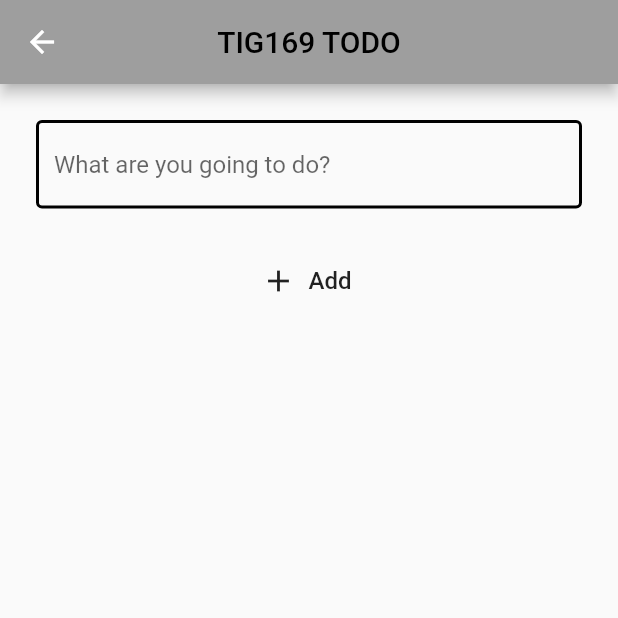
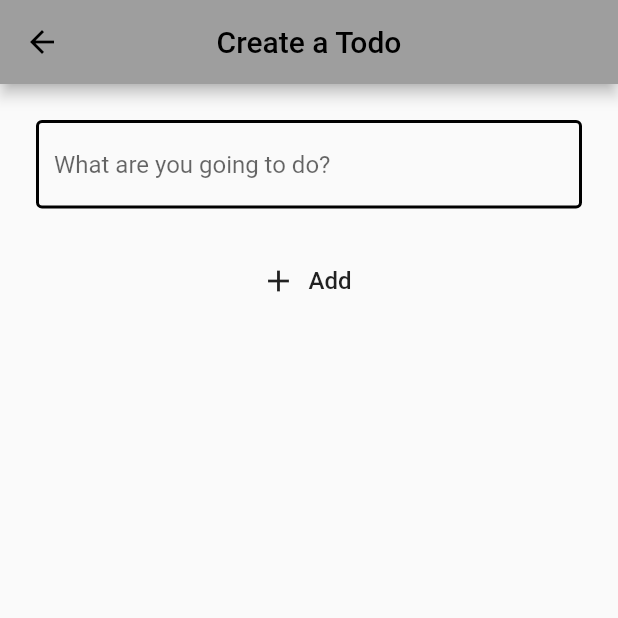
Before and after one commit to gu-tig169/gusenole, a Flutter app: the screen it shows after launch, after a tap on the "add" icon, on a phone screen of 412 x 824 dp, the top half of it. Run offline on Flutter 3.47's test engine with Material 2 defaults, Android fonts, the phone set to English and light mode, and no system bars.

Commit message:
klar med steg 2

```diff
--- /dev/null
+++ b/lib/EditTodoView.dart
@@ -0,0 +1,85 @@
+import 'package:flutter/material.dart';
+
+import 'model.dart';
+
+class EditTodoView extends StatefulWidget {
+  final Todo todo;
+
+  EditTodoView(this.todo);
+
+  @override
+  State<StatefulWidget> createState() {
+    return EditTodoViewState(todo);
+  }
+}
+
+class EditTodoViewState extends State<EditTodoView> {
+  String todoText;
+
+  TextEditingController textEditingController;
+
+  EditTodoViewState(Todo todo) {
+    this.todoText = todo.todoText;
+
+    textEditingController = TextEditingController(text: todo.todoText);
+
+    textEditingController.addListener(() {
+      setState(() {
+        todoText = textEditingController.text;
+      });
+    });
+  }
+
+  Widget build(BuildContext context) {
+    return Scaffold(
+      appBar: AppBar(
+        backgroundColor: Colors.grey,
+        centerTitle: true,
+        title: Text(
+          "Create a Todo",
+          style: TextStyle(color: Colors.black),
+        ),
+      ),
+      body: SingleChildScrollView(
+        child: Column(
+          children: [
+            textField(),
+            saveTodo(),
+          ],
+        ),
+      ),
+    );
+  }
+
+  Widget textField() {
+    return Container(
+      padding: EdgeInsets.all(24),
+      child: TextField(
+        controller: textEditingController,
+        decoration: InputDecoration(
+          hintText: 'What are you going to do?',
+          enabledBorder: const OutlineInputBorder(
+            borderSide: const BorderSide(color: Colors.black, width: 2),
+          ),
+        ),
+      ),
+    );
+  }
+
+  Widget saveTodo() {
+    return Column(
+      children: [
+        FlatButton.icon(
+          onPressed: () {
+            Navigator.pop(context, Todo(todoText: todoText));
+          },
+          icon: Icon(Icons.add),
+          label: Text(
+            'Add',
+            style: TextStyle(fontSize: 16),
+          ),
+        )
+      ],
+    );
+  }
+}
--- /dev/null
+++ b/lib/TodoListView.dart
@@ -0,0 +1,73 @@
+import 'package:flutter/material.dart';
+import 'package:provider/provider.dart';
+
+import 'EditTodoView.dart';
+import 'TodoList.dart';
+import 'model.dart';
+
+class TodoListView extends StatefulWidget {
+  @override
+  _TodoListViewState createState() => _TodoListViewState();
+}
+
+class _TodoListViewState extends State<TodoListView> {
+  final List<String> filteredAlternatives = ['All', 'Done', 'Undone'];
+  String filterValue;
+
+  @override
+  Widget build(BuildContext context) {
+    return Scaffold(
+      appBar: AppBar(
+        centerTitle: true,
+        title: Text(
+          "TIG169 TODO",
+          style: TextStyle(color: Colors.black),
+        ),
+        actions: <Widget>[
+          _todoFilter(),
+        ],
+      ),
+      body: Consumer<MyState>(
+        builder: (context, state, child) => TodoList(state.filter(filterValue)),
+      ),
+      floatingActionButton: _addTodoButton(context),
+    );
+  }
+
+  Widget _todoFilter() {
+    return PopupMenuButton<String>(
+      onSelected: (String value) {
+        setState(() {
+          filterValue = value;
+        });
+      },
+      itemBuilder: (BuildContext context) {
+        return filteredAlternatives
+            .map((filterAlternatives) => PopupMenuItem(
+                value: filterAlternatives, child: Text(filterAlternatives)))
+            .toList();
+      },
+      icon: Icon(Icons.more_vert, size: 20, color: Colors.black),
+    );
+  }
+
+  Widget _addTodoButton(BuildContext context) {
+    return FloatingActionButton(
+        backgroundColor: (Colors.grey),
+        child: Icon(Icons.add),
+        onPressed: () async {
+          var newTodo = await Navigator.push(
+            context,
+            MaterialPageRoute(
+                builder: (context) => EditTodoView(
+                      Todo(
+                        todoText: '',
+                      ),
+                    )),
+          );
+          if (newTodo != null) {
+            Provider.of<MyState>(context, listen: false).addTodo(newTodo);
+          }
+        });
+  }
+}
--- a/lib/main.dart
+++ b/lib/main.dart
@@ -1,154 +1,29 @@
 import 'package:flutter/material.dart';
+import 'model.dart';
+import 'TodoListView.dart';
+import 'package:provider/provider.dart';
 
 void main() {
-  runApp(MyApp());
+  var state = MyState();
+
+  runApp(
+    ChangeNotifierProvider(
+      create: (context) => state,
+      child: MyApp(),
+    ),
+  );
 }
 
 class MyApp extends StatelessWidget {
   @override
   Widget build(BuildContext context) {
     return MaterialApp(
-      home: MainView(),
+      title: 'Todo TIG169',
+      theme: ThemeData(
+        primarySwatch: Colors.grey,
+        visualDensity: VisualDensity.adaptivePlatformDensity,
+      ),
+      home: TodoListView(),
     );
   }
 }
-
-class MainView extends StatelessWidget {
-  @override
-  Widget build(BuildContext context) {
-    return Scaffold(
-      appBar: AppBar(
-        backgroundColor: Colors.grey,
-        centerTitle: true,
-        title: Text(
-          "TIG169 TODO",
-          style: TextStyle(color: Colors.black),
-        ),
-        actions: <Widget>[
-          _todoFilter(),
-        ],
-      ),
-      body: Center(
-        child: Column(
-          children: [
-            _todoItem('vakna'),
-            _todoItem('plugga inlämning'),
-            _todoItem('lämna in'),
-            _todoItem('gå och lägga mig igen'),
-          ],
-        ),
-      ),
-      floatingActionButton: _addButton(context),
-    );
-  }
-
-  Widget _todoFilter() {
-    return PopupMenuButton<String>(
-      itemBuilder: (context) => [
-        PopupMenuItem(
-          child: Text("All"),
-        ),
-        PopupMenuItem(
-          child: Text("Done"),
-        ),
-        PopupMenuItem(
-          child: Text("Undone"),
-        ),
-      ],
-      icon: Icon(Icons.more_vert, size: 20, color: Colors.black),
-    );
-  }
-
-  Widget _todoItem(String text) {
-    return Row(
-      children: [
-        Checkbox(
-          value: false,
-          onChanged: (val) {},
-        ),
-        Expanded(
-          flex: 5,
-          child: Text(
-            text,
-            style: TextStyle(fontSize: 14),
-          ),
-        ),
-        Expanded(
-          flex: 1,
-          child: IconButton(
-            icon: Icon(Icons.clear),
-            onPressed: () {},
-          ),
-        ),
-      ],
-    );
-  }
-
-  Widget _addButton(BuildContext context) {
-    return FloatingActionButton(
-      elevation: 0.0,
-      onPressed: () {
-        Navigator.push(
-          context,
-          MaterialPageRoute(builder: (context) => SecondView()),
-        );
-      },
-      backgroundColor: (Colors.grey),
-      child: Icon(
-        Icons.add,
-        size: 50,
-      ),
-    );
-  }
-}
-
-class SecondView extends StatelessWidget {
-  Widget build(BuildContext context) {
-    return Scaffold(
-      appBar: AppBar(
-        backgroundColor: Colors.grey,
-        centerTitle: true,
-        title: Text(
-          "TIG169 TODO",
-          style: TextStyle(color: Colors.black),
-        ),
-      ),
-      body: Center(
-        child: Column(
-          children: [
-            _textField(),
-            _addButton(),
-          ],
-        ),
-      ),
-    );
-  }
-
-  Widget _textField() {
-    return Container(
-      padding: EdgeInsets.all(24),
-      child: TextField(
-        decoration: InputDecoration(
-            enabledBorder: const OutlineInputBorder(
-              borderSide: const BorderSide(color: Colors.black, width: 2),
-            ),
-            hintText: "What are you going to do?"),
-      ),
-    );
-  }
-
-  Widget _addButton() {
-    return Column(
-      children: [
-        FlatButton.icon(
-          onPressed: () {},
-          icon: Icon(Icons.add),
-          label: Text(
-            'Add',
-            style: TextStyle(fontSize: 16),
-          ),
-        )
-      ],
-    );
-  }
-}
--- /dev/null
+++ b/lib/model.dart
@@ -0,0 +1,41 @@
+import 'package:flutter/material.dart';
+
+class Todo {
+  String todoText;
+  bool completed;
+
+  Todo({this.todoText, this.completed = false});
+}
+
+class MyState extends ChangeNotifier {
+  //flitered _list
+  //kolla vilka filter som är satt
+  List<Todo> _list = [];
+
+  List<Todo> get list => _list;
+
+  void addTodo(Todo todo) {
+    _list.add(todo);
+    notifyListeners();
+  }
+
+  void setCompletedTodo(Todo todo, bool completed) {
+    var index = _list.indexWhere((listTodo) => listTodo == todo);
+    _list[index].completed = completed;
+    notifyListeners();
+  }
+
+  void removeTodo(Todo todo) {
+    _list.remove(todo);
+    notifyListeners();
+  }
+
+  List<Todo> filter(String filterAlternatives) {
+    if (filterAlternatives == "Done") {
+      return _list.where((todo) => todo.completed == true).toList();
+    } else if (filterAlternatives == "Undone") {
+      return _list.where((todo) => todo.completed == false).toList();
+    }
+    return _list;
+  }
+}
--- a/pubspec.yaml
+++ b/pubspec.yaml
@@ -28,6 +28,7 @@ dependencies:
   # The following adds the Cupertino Icons font to your application.
   # Use with the CupertinoIcons class for iOS style icons.
   cupertino_icons: ^1.0.0
+  provider: ^4.3.2+2
 
 dev_dependencies:
   flutter_test:
```
Also changed, not shown: lib/TodoList.dart (added, +45 -0 lines), lib/TodoWidget.dart (added, +18 -0 lines), pubspec.lock.
